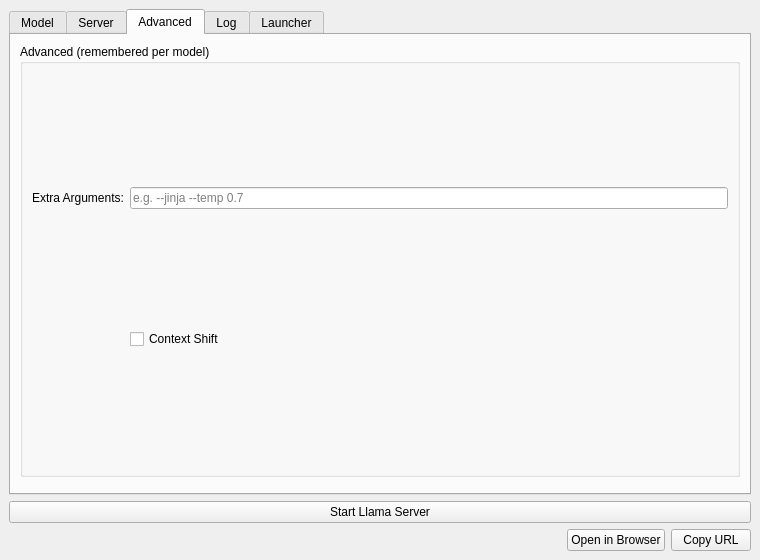
First picture: the form in mainwindow.ui, repository 43v3r-y0ung/Llama-launcher, before the edit.
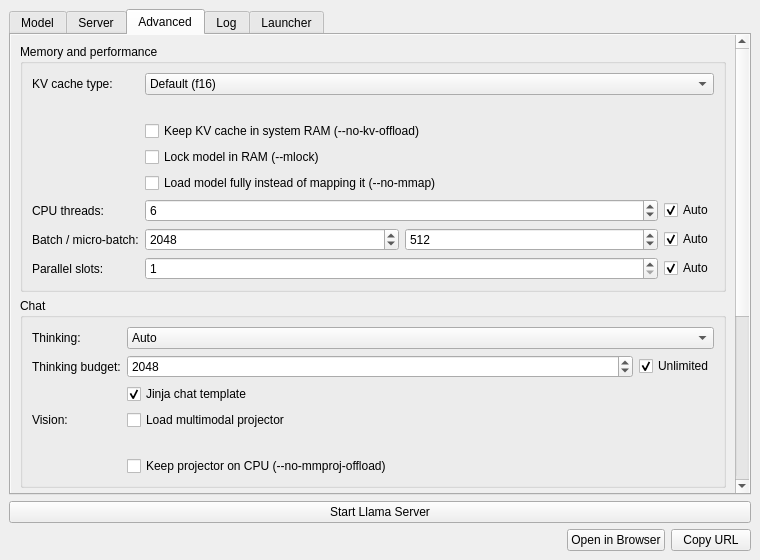
Second picture: the form after the edit. The open tabs and pages were chosen to show the change.

Commit message:
Add Advanced tab options and move matching extra arguments into them
Per-model controls for KV cache type, --no-kv-offload, --mlock,
--no-mmap, threads, batch/micro-batch, parallel slots, reasoning mode
and budget, Jinja, the mmproj projector found next to the model,
default sampling (temp, top-p, top-k, min-p), --metrics and
--no-warmup. Flags in Extra Arguments that now have a control are moved
into it when a model's settings load or the field is edited; anything
else stays as typed. Warns when a quantized KV cache is combined with
Flash Attention off. The logged command line is now quoted.

Diff of the .ui file:
```diff
--- a/mainwindow.ui
+++ b/mainwindow.ui
@@ -454,45 +454,544 @@
        <string>Advanced</string>
       </attribute>
       <layout class="QVBoxLayout" name="advancedTabLayout">
+                <property name="leftMargin">
+                  <number>0</number>
+                </property>
+                <property name="topMargin">
+                  <number>0</number>
+                </property>
+                <property name="rightMargin">
+                  <number>0</number>
+                </property>
+                <property name="bottomMargin">
+                  <number>0</number>
+                </property>
        <item>
-     <widget class="QGroupBox" name="advancedGroup">
+                  <widget class="QScrollArea" name="advancedScroll">
+                    <property name="frameShape">
+                      <enum>QFrame::Shape::NoFrame</enum>
+                    </property>
+                    <property name="widgetResizable">
+                      <bool>true</bool>
+                    </property>
+                    <property name="horizontalScrollBarPolicy">
+                      <enum>Qt::ScrollBarPolicy::ScrollBarAlwaysOff</enum>
+                    </property>
+                    <widget class="QWidget" name="advancedGroup">
+                      <layout class="QVBoxLayout" name="advancedLayout">
+                        <item>
+                          <widget class="QGroupBox" name="perfGroup">
       <property name="title">
-       <string>Advanced (remembered per model)</string>
-      </property>
-      <layout class="QGridLayout" name="advancedGrid">
+                              <string>Memory and performance</string>
+                            </property>
+                            <layout class="QGridLayout" name="perfGrid" columnstretch="0,1,0">
        <item row="0" column="0">
+                                <widget class="QLabel" name="labelKvCache">
+                                  <property name="text">
+                                    <string>KV cache type:</string>
+                                  </property>
+                                </widget>
+                              </item>
+                              <item row="0" column="1" colspan="2">
+                                <widget class="QComboBox" name="kvCacheCombo">
+                                  <property name="toolTip">
+                                    <string>Data type of the context (KV) cache, passed as -ctk/-ctv. q8_0 halves its memory use with almost no quality loss; q4_0 quarters it. A quantized cache needs Flash Attention.</string>
+                                  </property>
+                                  <item>
+                                    <property name="text">
+                                      <string>Default (f16)</string>
+                                    </property>
+                                  </item>
+                                  <item>
+                                    <property name="text">
+                                      <string>q8_0</string>
+                                    </property>
+                                  </item>
+                                  <item>
+                                    <property name="text">
+                                      <string>q4_0</string>
+                                    </property>
+                                  </item>
+                                </widget>
+                              </item>
+                              <item row="1" column="1" colspan="2">
+                                <widget class="QLabel" name="kvWarningLabel">
+                                  <property name="wordWrap">
+                                    <bool>true</bool>
+                                  </property>
+                                  <property name="textFormat">
+                                    <enum>Qt::TextFormat::RichText</enum>
+                                  </property>
+                                </widget>
+                              </item>
+                              <item row="2" column="1" colspan="2">
+                                <widget class="QCheckBox" name="kvOnCpuCheck">
+                                  <property name="text">
+                                    <string>Keep KV cache in system RAM (--no-kv-offload)</string>
+                                  </property>
+                                  <property name="toolTip">
+                                    <string>Saves VRAM for model layers at the cost of slower generation.</string>
+                                  </property>
+                                </widget>
+                              </item>
+                              <item row="3" column="1" colspan="2">
+                                <widget class="QCheckBox" name="mlockCheck">
+                                  <property name="text">
+                                    <string>Lock model in RAM (--mlock)</string>
+                                  </property>
+                                  <property name="toolTip">
+                                    <string>Prevent the system from swapping the model out.</string>
+                                  </property>
+                                </widget>
+                              </item>
+                              <item row="4" column="1" colspan="2">
+                                <widget class="QCheckBox" name="noMmapCheck">
+                                  <property name="text">
+                                    <string>Load model fully instead of mapping it (--no-mmap)</string>
+                                  </property>
+                                  <property name="toolTip">
+                                    <string>Read the whole model into memory at start instead of memory-mapping the file.</string>
+                                  </property>
+                                </widget>
+                              </item>
+                              <item row="5" column="0">
+                                <widget class="QLabel" name="labelThreads">
+                                  <property name="text">
+                                    <string>CPU threads:</string>
+                                  </property>
+                                </widget>
+                              </item>
+                              <item row="5" column="1">
+                                <widget class="QSpinBox" name="threadsSpin">
+                                  <property name="minimum">
+                                    <number>1</number>
+                                  </property>
+                                  <property name="maximum">
+                                    <number>512</number>
+                                  </property>
+                                  <property name="value">
+                                    <number>6</number>
+                                  </property>
+                                  <property name="toolTip">
+                                    <string>Number of CPU threads used for generation (-t).</string>
+                                  </property>
+                                </widget>
+                              </item>
+                              <item row="5" column="2">
+                                <widget class="QCheckBox" name="threadsAutoCheck">
+                                  <property name="text">
+                                    <string>Auto</string>
+                                  </property>
+                                  <property name="checked">
+                                    <bool>true</bool>
+                                  </property>
+                                </widget>
+                              </item>
+                              <item row="6" column="0">
+                                <widget class="QLabel" name="labelBatch">
+                                  <property name="text">
+                                    <string>Batch / micro-batch:</string>
+                                  </property>
+                                </widget>
+                              </item>
+                              <item row="6" column="1">
+                                <layout class="QHBoxLayout" name="batchLayout">
+                                  <item>
+                                    <widget class="QSpinBox" name="batchSpin">
+                                      <property name="minimum">
+                                        <number>32</number>
+                                      </property>
+                                      <property name="maximum">
+                                        <number>16384</number>
+                                      </property>
+                                      <property name="value">
+                                        <number>2048</number>
+                                      </property>
+                                      <property name="toolTip">
+                                        <string>Logical batch size (-b): how many prompt tokens are submitted at once.</string>
+                                      </property>
+                                    </widget>
+                                  </item>
+                                  <item>
+                                    <widget class="QSpinBox" name="ubatchSpin">
+                                      <property name="minimum">
+                                        <number>32</number>
+                                      </property>
+                                      <property name="maximum">
+                                        <number>16384</number>
+                                      </property>
+                                      <property name="value">
+                                        <number>512</number>
+                                      </property>
+                                      <property name="toolTip">
+                                        <string>Physical batch size (-ub). Larger values speed up prompt processing but need more VRAM.</string>
+                                      </property>
+                                    </widget>
+                                  </item>
+                                </layout>
+                              </item>
+                              <item row="6" column="2">
+                                <widget class="QCheckBox" name="batchAutoCheck">
+                                  <property name="text">
+                                    <string>Auto</string>
+                                  </property>
+                                  <property name="checked">
+                                    <bool>true</bool>
+                                  </property>
+                                </widget>
+                              </item>
+                              <item row="7" column="0">
+                                <widget class="QLabel" name="labelParallel">
+                                  <property name="text">
+                                    <string>Parallel slots:</string>
+                                  </property>
+                                </widget>
+                              </item>
+                              <item row="7" column="1">
+                                <widget class="QSpinBox" name="parallelSpin">
+                                  <property name="minimum">
+                                    <number>1</number>
+                                  </property>
+                                  <property name="maximum">
+                                    <number>64</number>
+                                  </property>
+                                  <property name="value">
+                                    <number>1</number>
+                                  </property>
+                                  <property name="toolTip">
+                                    <string>Number of requests served at the same time (-np). The context is split between the slots.</string>
+                                  </property>
+                                </widget>
+                              </item>
+                              <item row="7" column="2">
+                                <widget class="QCheckBox" name="parallelAutoCheck">
+                                  <property name="text">
+                                    <string>Auto</string>
+                                  </property>
+                                  <property name="checked">
+                                    <bool>true</bool>
+                                  </property>
+                                </widget>
+                              </item>
+                            </layout>
+                          </widget>
+                        </item>
+                        <item>
+                          <widget class="QGroupBox" name="chatGroup">
+                            <property name="title">
+                              <string>Chat</string>
+                            </property>
+                            <layout class="QGridLayout" name="chatGrid" columnstretch="0,1,0">
+                              <item row="0" column="0">
+                                <widget class="QLabel" name="labelReasoning">
+                                  <property name="text">
+                                    <string>Thinking:</string>
+                                  </property>
+                                </widget>
+                              </item>
+                              <item row="0" column="1" colspan="2">
+                                <widget class="QComboBox" name="reasoningCombo">
+                                  <property name="toolTip">
+                                    <string>Whether reasoning models think before answering (--reasoning). Auto follows the chat template.</string>
+                                  </property>
+                                  <item>
+                                    <property name="text">
+                                      <string>Auto</string>
+                                    </property>
+                                  </item>
+                                  <item>
+                                    <property name="text">
+                                      <string>On</string>
+                                    </property>
+                                  </item>
+                                  <item>
+                                    <property name="text">
+                                      <string>Off</string>
+                                    </property>
+                                  </item>
+                                </widget>
+                              </item>
+                              <item row="1" column="0">
+                                <widget class="QLabel" name="labelReasoningBudget">
+                                  <property name="text">
+                                    <string>Thinking budget:</string>
+                                  </property>
+                                </widget>
+                              </item>
+                              <item row="1" column="1">
+                                <widget class="QSpinBox" name="reasoningBudgetSpin">
+                                  <property name="minimum">
+                                    <number>0</number>
+                                  </property>
+                                  <property name="maximum">
+                                    <number>1000000</number>
+                                  </property>
+                                  <property name="value">
+                                    <number>2048</number>
+                                  </property>
+                                  <property name="toolTip">
+                                    <string>Maximum number of thinking tokens (--reasoning-budget).</string>
+                                  </property>
+                                </widget>
+                              </item>
+                              <item row="1" column="2">
+                                <widget class="QCheckBox" name="reasoningUnlimitedCheck">
+                                  <property name="text">
+                                    <string>Unlimited</string>
+                                  </property>
+                                  <property name="checked">
+                                    <bool>true</bool>
+                                  </property>
+                                </widget>
+                              </item>
+                              <item row="2" column="1" colspan="2">
+                                <widget class="QCheckBox" name="jinjaCheck">
+                                  <property name="text">
+                                    <string>Jinja chat template</string>
+                                  </property>
+                                  <property name="toolTip">
+                                    <string>Use the chat template embedded in the model (needed for tool calling). Unchecked passes --no-jinja.</string>
+                                  </property>
+                                  <property name="checked">
+                                    <bool>true</bool>
+                                  </property>
+                                </widget>
+                              </item>
+                              <item row="3" column="0">
+                                <widget class="QLabel" name="labelMmproj">
+                                  <property name="text">
+                                    <string>Vision:</string>
+                                  </property>
+                                </widget>
+                              </item>
+                              <item row="3" column="1" colspan="2">
+                                <widget class="QCheckBox" name="mmprojCheck">
+                                  <property name="text">
+                                    <string>Load multimodal projector</string>
+                                  </property>
+                                  <property name="toolTip">
+                                    <string>Load the mmproj*.gguf file found next to the model, so the model can see images (--mmproj).</string>
+                                  </property>
+                                </widget>
+                              </item>
+                              <item row="4" column="1" colspan="2">
+                                <widget class="QLabel" name="mmprojFileLabel">
+                                  <property name="wordWrap">
+                                    <bool>true</bool>
+                                  </property>
+                                </widget>
+                              </item>
+                              <item row="5" column="1" colspan="2">
+                                <widget class="QCheckBox" name="mmprojCpuCheck">
+                                  <property name="text">
+                                    <string>Keep projector on CPU (--no-mmproj-offload)</string>
+                                  </property>
+                                  <property name="toolTip">
+                                    <string>Saves VRAM; image processing becomes slower.</string>
+                                  </property>
+                                </widget>
+                              </item>
+                            </layout>
+                          </widget>
+                        </item>
+                        <item>
+                          <widget class="QGroupBox" name="samplingGroup">
+                            <property name="title">
+                              <string>Default sampling</string>
+                            </property>
+                            <layout class="QGridLayout" name="samplingGrid" columnstretch="0,1,0,0,1">
+                              <item row="0" column="0" colspan="5">
+                                <widget class="QLabel" name="samplingHintLabel">
+                                  <property name="text">
+                                    <string>Checked values replace the server defaults; clients can still override them per request.</string>
+                                  </property>
+                                  <property name="wordWrap">
+                                    <bool>true</bool>
+                                  </property>
+                                </widget>
+                              </item>
+                              <item row="1" column="0">
+                                <widget class="QCheckBox" name="tempCheck">
+                                  <property name="text">
+                                    <string>Temperature</string>
+                                  </property>
+                                </widget>
+                              </item>
+                              <item row="1" column="1">
+                                <widget class="QDoubleSpinBox" name="tempSpin">
+                                  <property name="decimals">
+                                    <number>2</number>
+                                  </property>
+                                  <property name="minimum">
+                                    <double>0</double>
+                                  </property>
+                                  <property name="maximum">
+                                    <double>5</double>
+                                  </property>
+                                  <property name="value">
+                                    <double>0.8</double>
+                                  </property>
+                                  <property name="singleStep">
+                                    <double>0.05</double>
+                                  </property>
+                                </widget>
+                              </item>
+                              <item row="1" column="2">
+                                <spacer name="samplingSpacer1">
+                                  <property name="orientation">
+                                    <enum>Qt::Orientation::Horizontal</enum>
+                                  </property>
+                                </spacer>
+                              </item>
+                              <item row="1" column="3">
+                                <widget class="QCheckBox" name="topPCheck">
+                                  <property name="text">
+                                    <string>Top P</string>
+                                  </property>
+                                </widget>
+                              </item>
+                              <item row="1" column="4">
+                                <widget class="QDoubleSpinBox" name="topPSpin">
+                                  <property name="decimals">
+                                    <number>2</number>
+                                  </property>
+                                  <property name="minimum">
+                                    <double>0</double>
+                                  </property>
+                                  <property name="maximum">
+                                    <double>1</double>
+                                  </property>
+                                  <property name="value">
+                                    <double>0.95</double>
+                                  </property>
+                                  <property name="singleStep">
+                                    <double>0.01</double>
+                                  </property>
+                                </widget>
+                              </item>
+                              <item row="2" column="0">
+                                <widget class="QCheckBox" name="topKCheck">
+                                  <property name="text">
+                                    <string>Top K</string>
+                                  </property>
+                                </widget>
+                              </item>
+                              <item row="2" column="1">
+                                <widget class="QSpinBox" name="topKSpin">
+                                  <property name="minimum">
+                                    <number>0</number>
+                                  </property>
+                                  <property name="maximum">
+                                    <number>1000</number>
+                                  </property>
+                                  <property name="value">
+                                    <number>40</number>
+                                  </property>
+                                </widget>
+                              </item>
+                              <item row="2" column="2">
+                                <spacer name="samplingSpacer2">
+                                  <property name="orientation">
+                                    <enum>Qt::Orientation::Horizontal</enum>
+                                  </property>
+                                </spacer>
+                              </item>
+                              <item row="2" column="3">
+                                <widget class="QCheckBox" name="minPCheck">
+                                  <property name="text">
+                                    <string>Min P</string>
+                                  </property>
+                                </widget>
+                              </item>
+                              <item row="2" column="4">
+                                <widget class="QDoubleSpinBox" name="minPSpin">
+                                  <property name="decimals">
+                                    <number>2</number>
+                                  </property>
+                                  <property name="minimum">
+                                    <double>0</double>
+                                  </property>
+                                  <property name="maximum">
+                                    <double>1</double>
+                                  </property>
+                                  <property name="value">
+                                    <double>0.05</double>
+                                  </property>
+                                  <property name="singleStep">
+                                    <double>0.01</double>
+                                  </property>
+                                </widget>
+                              </item>
+                            </layout>
+                          </widget>
+                        </item>
+                        <item>
+                          <widget class="QGroupBox" name="otherGroup">
+                            <property name="title">
+                              <string>Other</string>
+                            </property>
+                            <layout class="QGridLayout" name="otherGrid">
+                              <item row="0" column="0">
+                                <widget class="QCheckBox" name="ctxShiftCheck">
+                                  <property name="text">
+                                    <string>Context Shift</string>
+                                  </property>
+                                </widget>
+                              </item>
+                              <item row="1" column="0">
+                                <widget class="QCheckBox" name="metricsCheck">
+                                  <property name="text">
+                                    <string>Prometheus metrics endpoint (--metrics)</string>
+                                  </property>
+                                  <property name="toolTip">
+                                    <string>Expose /metrics with token counters and throughput.</string>
+                                  </property>
+                                </widget>
+                              </item>
+                              <item row="2" column="0">
+                                <widget class="QCheckBox" name="noWarmupCheck">
+                                  <property name="text">
+                                    <string>Skip warm-up run (--no-warmup)</string>
+                                  </property>
+                                  <property name="toolTip">
+                                    <string>Start faster by skipping the empty warm-up pass.</string>
+                                  </property>
+                                </widget>
+                              </item>
+                            </layout>
+                          </widget>
+                        </item>
+                        <item>
+                          <layout class="QHBoxLayout" name="extraArgsLayout">
+                            <item>
         <widget class="QLabel" name="label_5">
          <property name="text">
           <string>Extra Arguments:</string>
          </property>
         </widget>
        </item>
-       <item row="0" column="1">
+                            <item>
         <widget class="QLineEdit" name="extraArgsEdit">
          <property name="placeholderText">
-          <string>e.g. --jinja --temp 0.7</string>
+                                  <string>e.g. --seed 42 --repeat-penalty 1.1</string>
          </property>
          <property name="toolTip">
           <string>Additional llama-server arguments, appended as-is. Quotes are supported.</string>
          </property>
         </widget>
        </item>
-       <item row="1" column="1">
-        <widget class="QCheckBox" name="ctxShiftCheck">
-         <property name="text">
-          <string>Context Shift</string>
-         </property>
-        </widget>
-       </item>
-      </layout>
-     </widget>
+                          </layout>
        </item>
       <item>
-       <spacer name="advancedTabSpacer">
+                          <spacer name="advancedSpacer">
         <property name="orientation">
          <enum>Qt::Orientation::Vertical</enum>
         </property>
        </spacer>
+                        </item>
+                      </layout>
+                    </widget>
+                  </widget>
       </item>
       </layout>
      </widget>
```
Left out of the diff: 2 changed lines with no effect on the pictures. Lines whose indentation alone changed are shown as unchanged. The commit also changes 3 other files.
